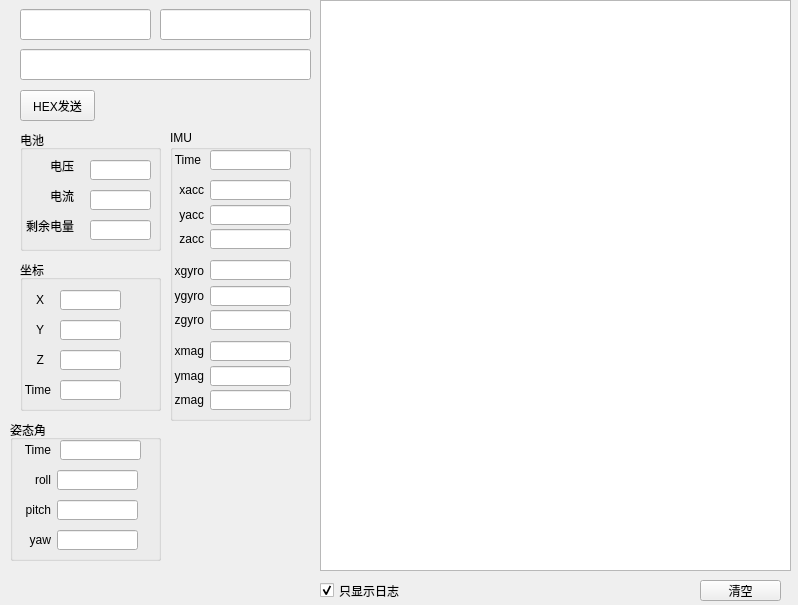
Above: UAVManage/devicedebug.ui from gessd/UAVManage before the change. Below: the same form after it.
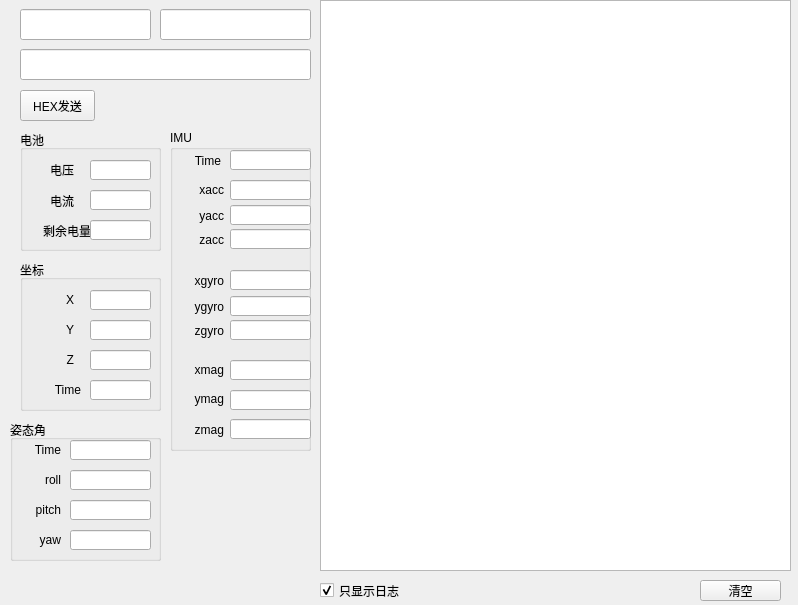
That is the form after the change.

```diff
--- a/UAVManage/devicedebug.ui
+++ b/UAVManage/devicedebug.ui
@@ -91,9 +91,9 @@
     <property name="geometry">
      <rect>
       <x>0</x>
-      <y>30</y>
+      <y>29</y>
       <width>54</width>
-      <height>12</height>
+      <height>21</height>
      </rect>
     </property>
     <property name="text">
@@ -109,7 +109,7 @@
       <x>0</x>
       <y>60</y>
       <width>54</width>
-      <height>12</height>
+      <height>21</height>
      </rect>
     </property>
     <property name="text">
@@ -124,8 +124,8 @@
      <rect>
       <x>0</x>
       <y>90</y>
-      <width>54</width>
-      <height>12</height>
+      <width>71</width>
+      <height>21</height>
      </rect>
     </property>
     <property name="text">
@@ -190,7 +190,7 @@
    <widget class="QLabel" name="label_11">
     <property name="geometry">
      <rect>
-      <x>3</x>
+      <x>33</x>
       <y>30</y>
       <width>21</width>
       <height>20</height>
@@ -206,7 +206,7 @@
    <widget class="QLabel" name="label_12">
     <property name="geometry">
      <rect>
-      <x>3</x>
+      <x>33</x>
       <y>60</y>
       <width>21</width>
       <height>20</height>
@@ -222,7 +222,7 @@
    <widget class="QLabel" name="label_13">
     <property name="geometry">
      <rect>
-      <x>3</x>
+      <x>33</x>
       <y>90</y>
       <width>21</width>
       <height>20</height>
@@ -238,7 +238,7 @@
    <widget class="QLineEdit" name="lineEditX">
     <property name="geometry">
      <rect>
-      <x>40</x>
+      <x>70</x>
       <y>30</y>
       <width>61</width>
       <height>20</height>
@@ -251,7 +251,7 @@
    <widget class="QLineEdit" name="lineEditY">
     <property name="geometry">
      <rect>
-      <x>40</x>
+      <x>70</x>
       <y>60</y>
       <width>61</width>
       <height>20</height>
@@ -264,7 +264,7 @@
    <widget class="QLineEdit" name="lineEditZ">
     <property name="geometry">
      <rect>
-      <x>40</x>
+      <x>70</x>
       <y>90</y>
       <width>61</width>
       <height>20</height>
@@ -277,7 +277,7 @@
    <widget class="QLineEdit" name="lineEditTime">
     <property name="geometry">
      <rect>
-      <x>40</x>
+      <x>70</x>
       <y>120</y>
       <width>61</width>
       <height>20</height>
@@ -290,9 +290,9 @@
    <widget class="QLabel" name="label_14">
     <property name="geometry">
      <rect>
-      <x>0</x>
+      <x>20</x>
       <y>120</y>
-      <width>31</width>
+      <width>41</width>
       <height>20</height>
      </rect>
     </property>
@@ -310,9 +310,12 @@
      <x>170</x>
      <y>130</y>
      <width>141</width>
-     <height>291</height>
+     <height>321</height>
     </rect>
    </property>
+   <property name="styleSheet">
+    <string notr="true"/>
+   </property>
    <property name="title">
     <string>IMU</string>
    </property>
@@ -320,9 +323,9 @@
     <property name="geometry">
      <rect>
       <x>3</x>
-      <y>50</y>
-      <width>31</width>
-      <height>20</height>
+      <y>49</y>
+      <width>51</width>
+      <height>21</height>
      </rect>
     </property>
     <property name="text">
@@ -337,8 +340,8 @@
      <rect>
       <x>3</x>
       <y>75</y>
-      <width>31</width>
-      <height>20</height>
+      <width>51</width>
+      <height>21</height>
      </rect>
     </property>
     <property name="text">
@@ -353,8 +356,8 @@
      <rect>
       <x>3</x>
       <y>99</y>
-      <width>31</width>
-      <height>20</height>
+      <width>51</width>
+      <height>21</height>
      </rect>
     </property>
     <property name="text">
@@ -367,7 +370,7 @@
    <widget class="QLineEdit" name="imu_1">
     <property name="geometry">
      <rect>
-      <x>40</x>
+      <x>60</x>
       <y>50</y>
       <width>81</width>
       <height>20</height>
@@ -380,7 +383,7 @@
    <widget class="QLineEdit" name="imu_2">
     <property name="geometry">
      <rect>
-      <x>40</x>
+      <x>60</x>
       <y>75</y>
       <width>81</width>
       <height>20</height>
@@ -393,7 +396,7 @@
    <widget class="QLineEdit" name="imu_3">
     <property name="geometry">
      <rect>
-      <x>40</x>
+      <x>60</x>
       <y>99</y>
       <width>81</width>
       <height>20</height>
@@ -408,8 +411,8 @@
      <rect>
       <x>0</x>
       <y>20</y>
-      <width>31</width>
-      <height>20</height>
+      <width>51</width>
+      <height>21</height>
      </rect>
     </property>
     <property name="text">
@@ -422,7 +425,7 @@
    <widget class="QLineEdit" name="imu_time">
     <property name="geometry">
      <rect>
-      <x>40</x>
+      <x>60</x>
       <y>20</y>
       <width>81</width>
       <height>20</height>
@@ -436,9 +439,9 @@
     <property name="geometry">
      <rect>
       <x>3</x>
-      <y>131</y>
-      <width>31</width>
-      <height>20</height>
+      <y>140</y>
+      <width>51</width>
+      <height>21</height>
      </rect>
     </property>
     <property name="text">
@@ -451,8 +454,8 @@
    <widget class="QLineEdit" name="imu_5">
     <property name="geometry">
      <rect>
-      <x>40</x>
-      <y>156</y>
+      <x>60</x>
+      <y>166</y>
       <width>81</width>
       <height>20</height>
      </rect>
@@ -465,9 +468,9 @@
     <property name="geometry">
      <rect>
       <x>3</x>
-      <y>156</y>
-      <width>31</width>
-      <height>20</height>
+      <y>166</y>
+      <width>51</width>
+      <height>21</height>
      </rect>
     </property>
     <property name="text">
@@ -481,9 +484,9 @@
     <property name="geometry">
      <rect>
       <x>3</x>
-      <y>180</y>
-      <width>31</width>
-      <height>20</height>
+      <y>190</y>
+      <width>51</width>
+      <height>21</height>
      </rect>
     </property>
     <property name="text">
@@ -496,8 +499,8 @@
    <widget class="QLineEdit" name="imu_4">
     <property name="geometry">
      <rect>
-      <x>40</x>
-      <y>130</y>
+      <x>60</x>
+      <y>140</y>
       <width>81</width>
       <height>20</height>
      </rect>
@@ -509,8 +512,8 @@
    <widget class="QLineEdit" name="imu_6">
     <property name="geometry">
      <rect>
-      <x>40</x>
-      <y>180</y>
+      <x>60</x>
+      <y>190</y>
       <width>81</width>
       <height>20</height>
      </rect>
@@ -523,9 +526,9 @@
     <property name="geometry">
      <rect>
       <x>3</x>
-      <y>211</y>
-      <width>31</width>
-      <height>20</height>
+      <y>229</y>
+      <width>51</width>
+      <height>21</height>
      </rect>
     </property>
     <property name="text">
@@ -538,8 +541,8 @@
    <widget class="QLineEdit" name="imu_8">
     <property name="geometry">
      <rect>
-      <x>40</x>
-      <y>236</y>
+      <x>60</x>
+      <y>260</y>
       <width>81</width>
       <height>20</height>
      </rect>
@@ -552,9 +555,9 @@
     <property name="geometry">
      <rect>
       <x>3</x>
-      <y>236</y>
-      <width>31</width>
-      <height>20</height>
+      <y>258</y>
+      <width>51</width>
+      <height>21</height>
      </rect>
     </property>
     <property name="text">
@@ -568,9 +571,9 @@
     <property name="geometry">
      <rect>
       <x>3</x>
-      <y>260</y>
-      <width>31</width>
-      <height>20</height>
+      <y>289</y>
+      <width>51</width>
+      <height>21</height>
      </rect>
     </property>
     <property name="text">
@@ -583,8 +586,8 @@
    <widget class="QLineEdit" name="imu_7">
     <property name="geometry">
      <rect>
-      <x>40</x>
-      <y>211</y>
+      <x>60</x>
+      <y>230</y>
       <width>81</width>
       <height>20</height>
      </rect>
@@ -596,8 +599,8 @@
    <widget class="QLineEdit" name="imu_9">
     <property name="geometry">
      <rect>
-      <x>40</x>
-      <y>260</y>
+      <x>60</x>
+      <y>289</y>
       <width>81</width>
       <height>20</height>
      </rect>
@@ -624,7 +627,7 @@
      <rect>
       <x>10</x>
       <y>20</y>
-      <width>31</width>
+      <width>41</width>
       <height>20</height>
      </rect>
     </property>
@@ -638,7 +641,7 @@
    <widget class="QLineEdit" name="attitude_time">
     <property name="geometry">
      <rect>
-      <x>50</x>
+      <x>60</x>
       <y>20</y>
       <width>81</width>
       <height>20</height>
@@ -651,7 +654,7 @@
    <widget class="QLineEdit" name="lineEdityaw">
     <property name="geometry">
      <rect>
-      <x>47</x>
+      <x>60</x>
       <y>110</y>
       <width>81</width>
       <height>20</height>
@@ -666,7 +669,7 @@
      <rect>
       <x>10</x>
       <y>80</y>
-      <width>31</width>
+      <width>41</width>
       <height>20</height>
      </rect>
     </property>
@@ -680,7 +683,7 @@
    <widget class="QLineEdit" name="lineEditpitch">
     <property name="geometry">
      <rect>
-      <x>47</x>
+      <x>60</x>
       <y>80</y>
       <width>81</width>
       <height>20</height>
@@ -693,7 +696,7 @@
    <widget class="QLineEdit" name="lineEditroll">
     <property name="geometry">
      <rect>
-      <x>47</x>
+      <x>60</x>
       <y>50</y>
       <width>81</width>
       <height>20</height>
@@ -708,7 +711,7 @@
      <rect>
       <x>10</x>
       <y>50</y>
-      <width>31</width>
+      <width>41</width>
       <height>20</height>
      </rect>
     </property>
@@ -724,7 +727,7 @@
      <rect>
       <x>10</x>
       <y>110</y>
-      <width>31</width>
+      <width>41</width>
       <height>20</height>
      </rect>
     </property>
```
